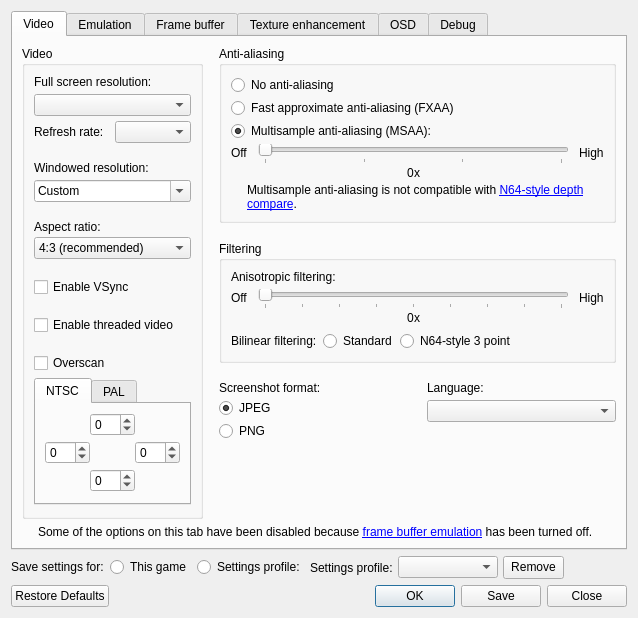
Rosalie241/GLideN64, file src/GLideNUI/configDialog.ui: the form before one commit.
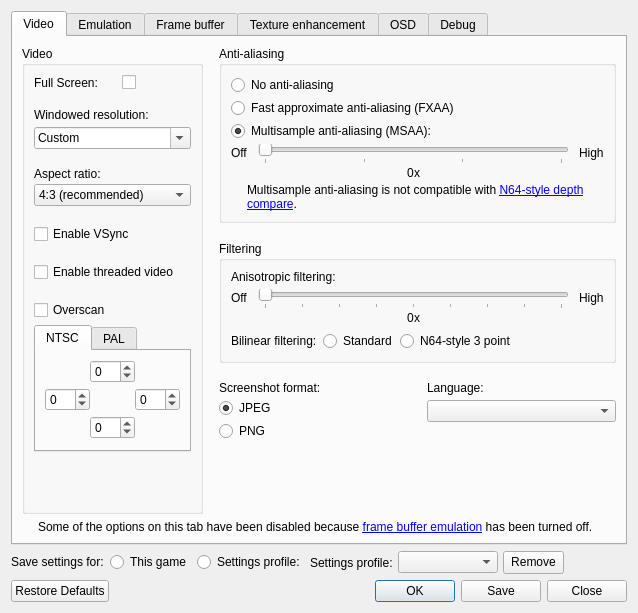
The form after the commit. Icons and pictures are not drawn.

```diff
--- a/src/GLideNUI/configDialog.ui
+++ b/src/GLideNUI/configDialog.ui
@@ -52,42 +52,11 @@
              <number>18</number>
             </property>
             <item>
-             <widget class="QFrame" name="fullScreenResolutionFrame">
-              <property name="toolTip">
-               <string>&lt;html&gt;&lt;head/&gt;&lt;body&gt;&lt;p&gt;All the resolutions that your video card/monitor supports should be displayed.&lt;/p&gt;&lt;p&gt;[Recommended:&lt;span style=&quot; font-style:italic;&quot;&gt; Maximum resolution for your monitor unless performance becomes an issue&lt;/span&gt;]&lt;/p&gt;&lt;/body&gt;&lt;/html&gt;</string>
-              </property>
-              <layout class="QVBoxLayout" name="verticalLayout_23">
-               <property name="spacing">
-                <number>5</number>
-               </property>
-               <property name="leftMargin">
-                <number>0</number>
-               </property>
-               <property name="topMargin">
-                <number>0</number>
-               </property>
-               <property name="rightMargin">
-                <number>0</number>
-               </property>
-               <property name="bottomMargin">
-                <number>0</number>
-               </property>
-               <item>
-                <widget class="QLabel" name="fullScreenResolutionLabel">
-                 <property name="text">
-                  <string>Full screen resolution:</string>
-                 </property>
-                </widget>
-               </item>
-               <item>
-                <widget class="QComboBox" name="fullScreenResolutionComboBox"/>
-               </item>
-               <item>
                 <layout class="QHBoxLayout" name="horizontalLayout_25">
                  <item>
                   <widget class="QLabel" name="fullScreenRefreshRateLabel">
                    <property name="text">
-                    <string>Refresh rate:</string>
+                <string>Full Screen:</string>
                    </property>
                    <property name="wordWrap">
                     <bool>true</bool>
@@ -95,12 +64,9 @@
                   </widget>
                  </item>
                  <item>
-                  <widget class="QComboBox" name="fullScreenRefreshRateComboBox"/>
-                 </item>
-                </layout>
-               </item>
-              </layout>
-             </widget>
+              <widget class="QCheckBox" name="fullScreenCheckBox"/>
+             </item>
+            </layout>
             </item>
             <item>
              <widget class="QFrame" name="windowedResolutionFrame">
```
Left out of the diff: 2 changed lines with no effect on the pictures. Lines whose indentation alone changed are shown as unchanged.
